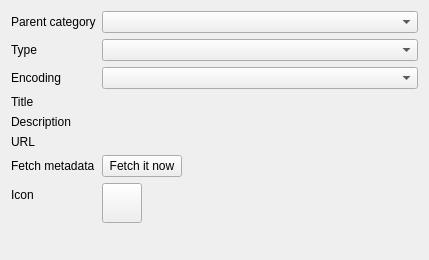
norbusan/rssguard-debian, file src/librssguard/services/standard/gui/standardfeeddetails.ui: the form before one commit.
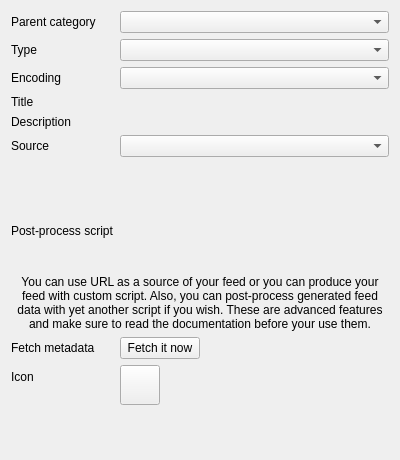
The form after the commit. Custom widgets are drawn as their Qt base class.

What changed in the file:
```diff
--- a/src/librssguard/services/standard/gui/standardfeeddetails.ui
+++ b/src/librssguard/services/standard/gui/standardfeeddetails.ui
@@ -6,8 +6,8 @@
    <rect>
     <x>0</x>
     <y>0</y>
-    <width>429</width>
-    <height>260</height>
+    <width>400</width>
+    <height>460</height>
    </rect>
   </property>
   <property name="windowTitle">
@@ -103,7 +103,7 @@
    <item row="5" column="0">
     <widget class="QLabel" name="label">
      <property name="text">
-      <string>URL</string>
+      <string>Source</string>
      </property>
      <property name="buddy">
       <cstring>m_txtUrl</cstring>
@@ -111,9 +111,61 @@
     </widget>
    </item>
    <item row="5" column="1">
-    <widget class="LineEditWithStatus" name="m_txtUrl" native="true"/>
+    <widget class="QComboBox" name="m_cmbSourceType"/>
    </item>
-   <item row="6" column="0">
+   <item row="6" column="1">
+    <widget class="TextEditWithStatus" name="m_txtSource" native="true">
+     <property name="minimumSize">
+      <size>
+       <width>0</width>
+       <height>50</height>
+      </size>
+     </property>
+     <property name="maximumSize">
+      <size>
+       <width>16777215</width>
+       <height>50</height>
+      </size>
+     </property>
+    </widget>
+   </item>
+   <item row="7" column="0">
+    <widget class="QLabel" name="label_4">
+     <property name="text">
+      <string>Post-process script</string>
+     </property>
+    </widget>
+   </item>
+   <item row="7" column="1">
+    <widget class="TextEditWithStatus" name="m_txtPostProcessScript" native="true">
+     <property name="minimumSize">
+      <size>
+       <width>0</width>
+       <height>50</height>
+      </size>
+     </property>
+     <property name="maximumSize">
+      <size>
+       <width>16777215</width>
+       <height>50</height>
+      </size>
+     </property>
+    </widget>
+   </item>
+   <item row="8" column="0" colspan="2">
+    <widget class="QLabel" name="m_lblScriptInfo">
+     <property name="text">
+      <string>You can use URL as a source of your feed or you can produce your feed with custom script. Also, you can post-process generated feed data with yet another script if you wish. These are advanced features and make sure to read the documentation before your use them.</string>
+     </property>
+     <property name="alignment">
+      <set>Qt::AlignCenter</set>
+     </property>
+     <property name="wordWrap">
+      <bool>true</bool>
+     </property>
+    </widget>
+   </item>
+   <item row="9" column="0">
     <widget class="QLabel" name="label_7">
      <property name="text">
       <string>Fetch metadata</string>
@@ -123,7 +175,7 @@
      </property>
     </widget>
    </item>
-   <item row="6" column="1">
+   <item row="9" column="1">
     <layout class="QHBoxLayout" name="horizontalLayout_2">
      <item>
       <widget class="QPushButton" name="m_btnFetchMetadata">
@@ -147,7 +199,7 @@
      </item>
     </layout>
    </item>
-   <item row="7" column="0">
+   <item row="10" column="0">
     <widget class="QLabel" name="m_lblIcon">
      <property name="text">
       <string>Icon</string>
@@ -157,7 +209,7 @@
      </property>
     </widget>
    </item>
-   <item row="7" column="1">
+   <item row="10" column="1">
     <widget class="QToolButton" name="m_btnIcon">
      <property name="sizePolicy">
       <sizepolicy hsizetype="Fixed" vsizetype="Fixed">
@@ -194,6 +246,19 @@
      </property>
     </widget>
    </item>
+   <item row="11" column="0" colspan="2">
+    <spacer name="verticalSpacer">
+     <property name="orientation">
+      <enum>Qt::Vertical</enum>
+     </property>
+     <property name="sizeHint" stdset="0">
+      <size>
+       <width>20</width>
+       <height>40</height>
+      </size>
+     </property>
+    </spacer>
+   </item>
   </layout>
  </widget>
  <customwidgets>
@@ -209,6 +274,12 @@
    <header>lineeditwithstatus.h</header>
    <container>1</container>
   </customwidget>
+  <customwidget>
+   <class>TextEditWithStatus</class>
+   <extends>QWidget</extends>
+   <header>lineeditwithstatus.h</header>
+   <container>1</container>
+  </customwidget>
  </customwidgets>
  <tabstops>
   <tabstop>m_cmbParentCategory</tabstop>
```
Left out of the diff: 9 changed lines with no effect on the pictures.
